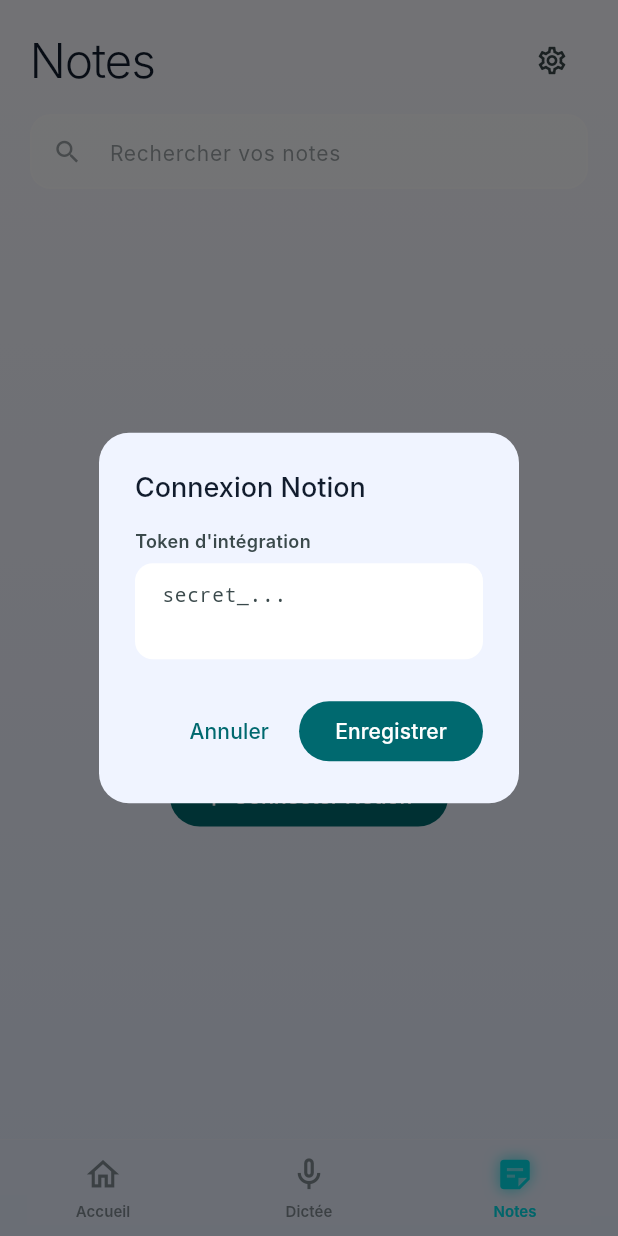
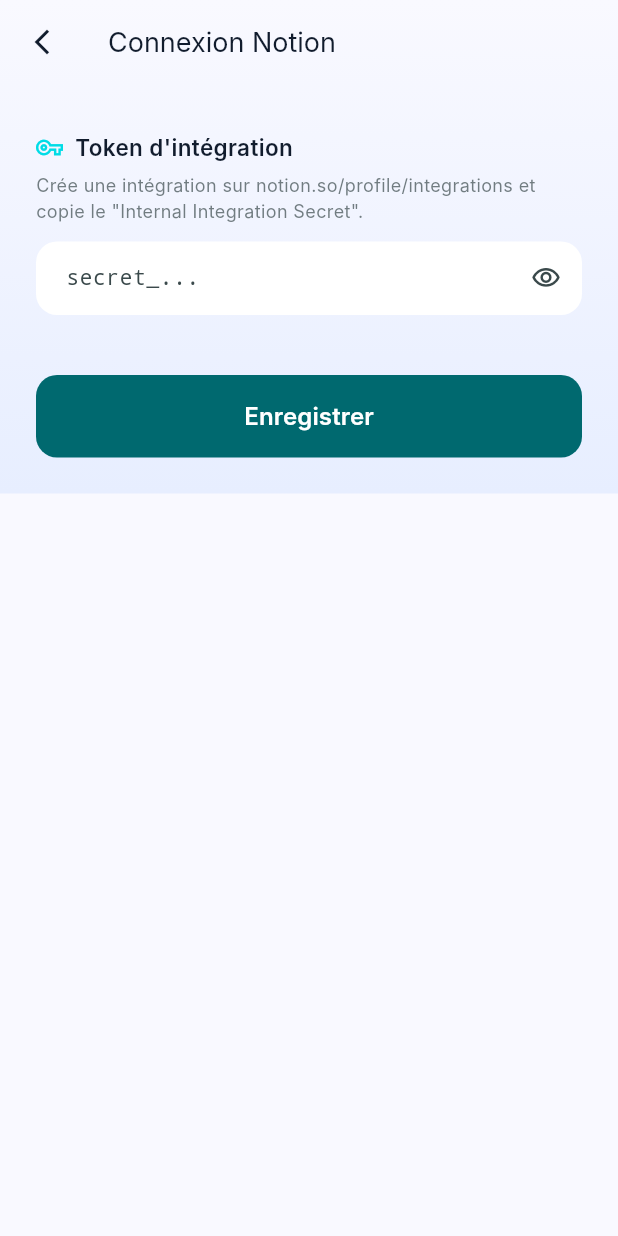
Before and after one commit to benoitdemaslatrie/Kairos, a Flutter app: the screen it shows after launch, item 3 of the bottom bar chosen, after a tap on the "settings" icon, on a phone screen of 412 x 824 dp. Run offline on Flutter 3.47's test engine with Material 3 defaults, Android fonts, the phone set to English and light mode, and no system bars; our stand-ins replace shared_preferences, speech_to_text; Roboto replaces fonts that are missing (Inter).

Commit message:
Replace settings dialog with dedicated settings screen

```diff
--- a/lib/screens/notes/notes_screen.dart
+++ b/lib/screens/notes/notes_screen.dart
@@ -1,9 +1,9 @@
-import 'package:flutter/foundation.dart' show kIsWeb;
 import 'package:flutter/material.dart';
 import '../../models/notion_page.dart';
 import '../../services/notion_service.dart';
 import '../../theme/app_theme.dart';
 import '../../widgets/glass_card.dart';
+import 'notion_settings_screen.dart';
 
 class NotesScreen extends StatefulWidget {
   const NotesScreen({super.key});
@@ -77,73 +77,12 @@
     });
   }
 
-  Future<void> _showTokenDialog() async {
-    final tokenCtrl = TextEditingController(text: await NotionService.getToken() ?? '');
-    final proxyCtrl = TextEditingController(text: await NotionService.getProxyUrl() ?? '');
-    await showDialog(
-      context: context,
-      builder: (ctx) => Padding(
-        padding: EdgeInsets.only(bottom: MediaQuery.of(ctx).viewInsets.bottom),
-        child: AlertDialog(
-          scrollable: true,
-          backgroundColor: const Color(0xFFF0F4FF),
-          shape: RoundedRectangleBorder(borderRadius: BorderRadius.circular(20)),
-          title: const Text('Connexion Notion', style: TextStyle(fontSize: 18, fontWeight: FontWeight.w500)),
-          content: Column(
-            mainAxisSize: MainAxisSize.min,
-            crossAxisAlignment: CrossAxisAlignment.start,
-            children: [
-              const Text('Token d\'intégration', style: TextStyle(fontSize: 12, fontWeight: FontWeight.w600, color: KairosColors.onSurfaceVariant)),
-              const SizedBox(height: 6),
-              TextField(
-                controller: tokenCtrl,
-                decoration: InputDecoration(
-                  hintText: 'secret_...',
-                  filled: true,
-                  fillColor: Colors.white,
-                  border: OutlineInputBorder(borderRadius: BorderRadius.circular(12), borderSide: BorderSide.none),
-                  contentPadding: const EdgeInsets.symmetric(horizontal: 14, vertical: 12),
-                ),
-                style: const TextStyle(fontSize: 13, fontFamily: 'monospace'),
-                maxLines: 2,
-              ),
-              if (kIsWeb) ...[
-                const SizedBox(height: 16),
-                const Text('URL du proxy CORS', style: TextStyle(fontSize: 12, fontWeight: FontWeight.w600, color: KairosColors.onSurfaceVariant)),
-                const SizedBox(height: 4),
-                Text('Nécessaire sur web. Déploie le proxy Cloudflare Worker depuis le fichier cloudflare/notion-proxy.js du repo.',
-                    style: TextStyle(fontSize: 11, color: KairosColors.onSurfaceVariant.withOpacity(0.7))),
-                const SizedBox(height: 6),
-                TextField(
-                  controller: proxyCtrl,
-                  decoration: InputDecoration(
-                    hintText: 'https://notion-proxy.xxx.workers.dev',
-                    filled: true,
-                    fillColor: Colors.white,
-                    border: OutlineInputBorder(borderRadius: BorderRadius.circular(12), borderSide: BorderSide.none),
-                    contentPadding: const EdgeInsets.symmetric(horizontal: 14, vertical: 12),
-                  ),
-                  style: const TextStyle(fontSize: 13),
-                ),
-              ],
-            ],
-          ),
-          actions: [
-            TextButton(onPressed: () => Navigator.pop(ctx), child: const Text('Annuler')),
-            FilledButton(
-              onPressed: () async {
-                await NotionService.saveToken(tokenCtrl.text);
-                if (kIsWeb) await NotionService.saveProxyUrl(proxyCtrl.text);
-                if (ctx.mounted) Navigator.pop(ctx);
-                await _init();
-              },
-              style: FilledButton.styleFrom(backgroundColor: KairosColors.primary),
-              child: const Text('Enregistrer'),
-            ),
-          ],
-        ),
-      ),
+  Future<void> _openSettings() async {
+    final saved = await Navigator.push<bool>(
+      context,
+      MaterialPageRoute(builder: (_) => const NotionSettingsScreen()),
     );
+    if (saved == true) _init();
   }
 
   @override
@@ -172,7 +111,7 @@
           const Text('Notes', style: TextStyle(fontSize: 32, fontWeight: FontWeight.w300, color: KairosColors.onSurface, letterSpacing: -0.8)),
           IconButton(
             icon: const Icon(Icons.settings_outlined, color: KairosColors.onSurfaceVariant, size: 22),
-            onPressed: _showTokenDialog,
+            onPressed: _openSettings,
             tooltip: 'Token Notion',
           ),
         ],
@@ -255,7 +194,7 @@
                 style: TextStyle(fontSize: 13, color: KairosColors.onSurfaceVariant.withOpacity(0.6))),
             const SizedBox(height: 24),
             FilledButton.icon(
-              onPressed: _showTokenDialog,
+              onPressed: _openSettings,
               icon: const Icon(Icons.add_link, size: 18),
               label: const Text('Connecter Notion'),
               style: FilledButton.styleFrom(backgroundColor: KairosColors.primary),
--- /dev/null
+++ b/lib/screens/notes/notion_settings_screen.dart
@@ -0,0 +1,157 @@
+import 'package:flutter/foundation.dart' show kIsWeb;
+import 'package:flutter/material.dart';
+import '../../services/notion_service.dart';
+import '../../theme/app_theme.dart';
+
+class NotionSettingsScreen extends StatefulWidget {
+  const NotionSettingsScreen({super.key});
+
+  @override
+  State<NotionSettingsScreen> createState() => _NotionSettingsScreenState();
+}
+
+class _NotionSettingsScreenState extends State<NotionSettingsScreen> {
+  final _tokenCtrl = TextEditingController();
+  final _proxyCtrl = TextEditingController();
+  bool _saving = false;
+  bool _tokenObscured = true;
+
+  @override
+  void initState() {
+    super.initState();
+    _load();
+  }
+
+  @override
+  void dispose() {
+    _tokenCtrl.dispose();
+    _proxyCtrl.dispose();
+    super.dispose();
+  }
+
+  Future<void> _load() async {
+    _tokenCtrl.text = await NotionService.getToken() ?? '';
+    _proxyCtrl.text = await NotionService.getProxyUrl() ?? '';
+    setState(() {});
+  }
+
+  Future<void> _save() async {
+    setState(() => _saving = true);
+    await NotionService.saveToken(_tokenCtrl.text);
+    if (kIsWeb) await NotionService.saveProxyUrl(_proxyCtrl.text);
+    setState(() => _saving = false);
+    if (mounted) Navigator.pop(context, true);
+  }
+
+  @override
+  Widget build(BuildContext context) {
+    return Scaffold(
+      extendBodyBehindAppBar: true,
+      appBar: AppBar(
+        backgroundColor: Colors.transparent,
+        elevation: 0,
+        leading: IconButton(
+          icon: const Icon(Icons.arrow_back_ios_new, size: 20, color: KairosColors.onSurface),
+          onPressed: () => Navigator.pop(context),
+        ),
+        title: const Text('Connexion Notion', style: TextStyle(fontSize: 18, fontWeight: FontWeight.w400, color: KairosColors.onSurface)),
+      ),
+      body: Container(
+        decoration: const BoxDecoration(
+          gradient: LinearGradient(
+            colors: [Color(0xFFF9F9FF), Color(0xFFE7EEFF)],
+            begin: Alignment.topCenter,
+            end: Alignment.bottomCenter,
+          ),
+        ),
+        child: SafeArea(
+          child: SingleChildScrollView(
+            padding: const EdgeInsets.all(24),
+            keyboardDismissBehavior: ScrollViewKeyboardDismissBehavior.onDrag,
+            child: Column(
+              crossAxisAlignment: CrossAxisAlignment.start,
+              children: [
+                const SizedBox(height: 8),
+                _buildSection(
+                  icon: Icons.vpn_key_outlined,
+                  title: 'Token d\'intégration',
+                  description: 'Crée une intégration sur notion.so/profile/integrations et copie le "Internal Integration Secret".',
+                  child: TextField(
+                    controller: _tokenCtrl,
+                    obscureText: _tokenObscured,
+                    decoration: InputDecoration(
+                      hintText: 'secret_...',
+                      filled: true,
+                      fillColor: Colors.white,
+                      border: OutlineInputBorder(borderRadius: BorderRadius.circular(14), borderSide: BorderSide.none),
+                      contentPadding: const EdgeInsets.symmetric(horizontal: 16, vertical: 14),
+                      suffixIcon: IconButton(
+                        icon: Icon(_tokenObscured ? Icons.visibility_outlined : Icons.visibility_off_outlined, size: 20, color: KairosColors.onSurfaceVariant),
+                        onPressed: () => setState(() => _tokenObscured = !_tokenObscured),
+                      ),
+                    ),
+                    style: const TextStyle(fontSize: 14, fontFamily: 'monospace'),
+                  ),
+                ),
+                if (kIsWeb) ...[
+                  const SizedBox(height: 28),
+                  _buildSection(
+                    icon: Icons.swap_horiz_outlined,
+                    title: 'URL du proxy CORS',
+                    description: 'Nécessaire sur web. Déploie le Cloudflare Worker depuis cloudflare/notion-proxy.js dans le repo.',
+                    child: TextField(
+                      controller: _proxyCtrl,
+                      keyboardType: TextInputType.url,
+                      decoration: InputDecoration(
+                        hintText: 'https://notion-proxy.xxx.workers.dev',
+                        filled: true,
+                        fillColor: Colors.white,
+                        border: OutlineInputBorder(borderRadius: BorderRadius.circular(14), borderSide: BorderSide.none),
+                        contentPadding: const EdgeInsets.symmetric(horizontal: 16, vertical: 14),
+                      ),
+                      style: const TextStyle(fontSize: 14),
+                    ),
+                  ),
+                ],
+                const SizedBox(height: 40),
+                SizedBox(
+                  width: double.infinity,
+                  child: FilledButton(
+                    onPressed: _saving ? null : _save,
+                    style: FilledButton.styleFrom(
+                      backgroundColor: KairosColors.primary,
+                      padding: const EdgeInsets.symmetric(vertical: 16),
+                      shape: RoundedRectangleBorder(borderRadius: BorderRadius.circular(14)),
+                    ),
+                    child: _saving
+                        ? const SizedBox(height: 20, width: 20, child: CircularProgressIndicator(strokeWidth: 2, color: Colors.white))
+                        : const Text('Enregistrer', style: TextStyle(fontSize: 16, fontWeight: FontWeight.w600)),
+                  ),
+                ),
+              ],
+            ),
+          ),
+        ),
+      ),
+    );
+  }
+
+  Widget _buildSection({required IconData icon, required String title, required String description, required Widget child}) {
+    return Column(
+      crossAxisAlignment: CrossAxisAlignment.start,
+      children: [
+        Row(
+          children: [
+            Icon(icon, size: 18, color: KairosColors.cyan),
+            const SizedBox(width: 8),
+            Text(title, style: const TextStyle(fontSize: 15, fontWeight: FontWeight.w600, color: KairosColors.onSurface)),
+          ],
+        ),
+        const SizedBox(height: 6),
+        Text(description, style: TextStyle(fontSize: 12, color: KairosColors.onSurfaceVariant.withOpacity(0.7), height: 1.4)),
+        const SizedBox(height: 12),
+        child,
+      ],
+    );
+  }
+}
```
